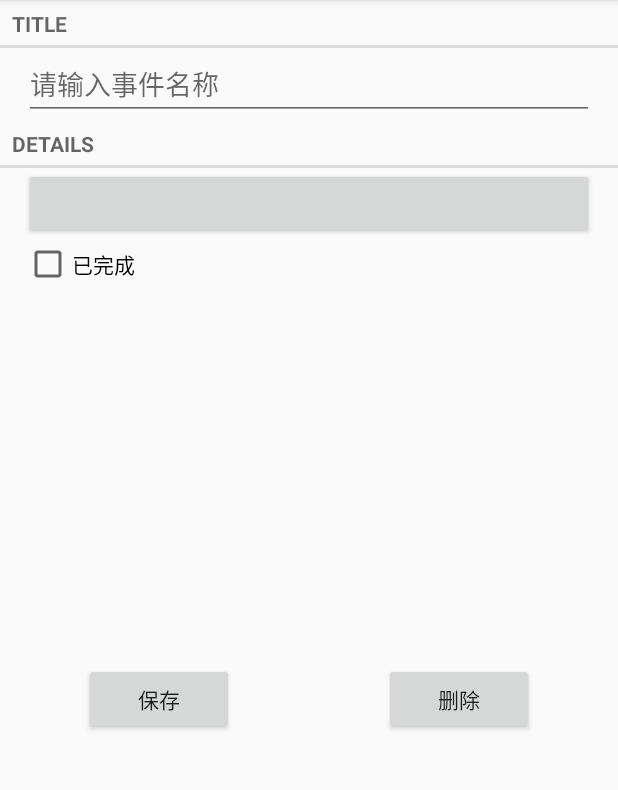
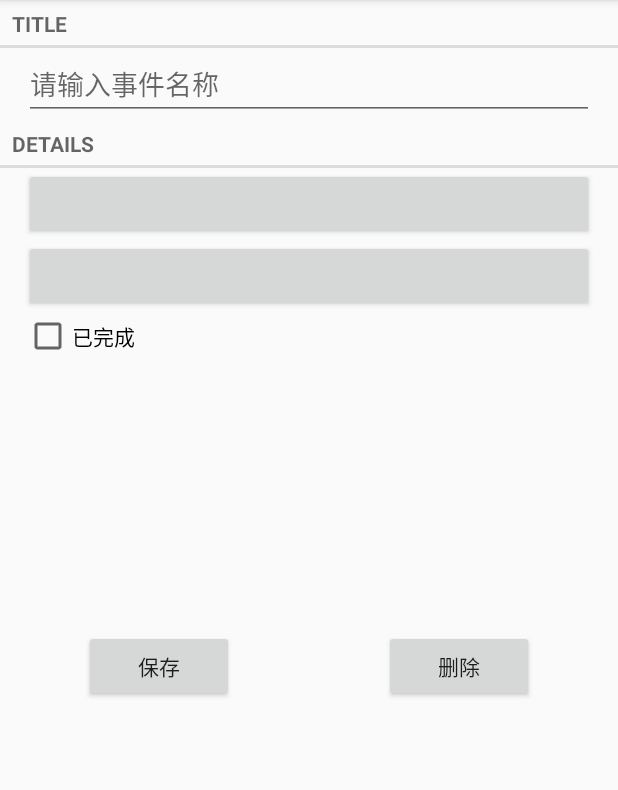
Before and after one commit to Ruixin-zhou/TimeManager, an Android app: the fragment CrimeFragment placed in its activity, on a phone screen of 412 x 824 dp, the part 84-874 px from its top. Run offline under Robolectric (Android 15) with nearby library versions, the light colour scheme and no system bars; 5 statements that could not run were skipped.

Commit message:
添加时间选择按钮 但无法选择与返回至上一个fragment

```diff
--- a/app/src/main/AndroidManifest.xml
+++ b/app/src/main/AndroidManifest.xml
@@ -25,4 +25,8 @@
         </activity>
     </application>
 
+    <uses-sdk
+        android:minSdkVersion="15"
+        android:targetSdkVersion="17"/>
+
 </manifest>
--- a/app/src/main/java/com/example/timemanager/Crime/Crime.java
+++ b/app/src/main/java/com/example/timemanager/Crime/Crime.java
@@ -27,9 +27,7 @@ public class Crime {
         mTitle = title;
     }
 
-    public Date getDate() {
-        return mDate;
-    }
+    public Date getDate() { return mDate; }
 
     public void setDate(Date date) {
         mDate = date;
--- a/app/src/main/java/com/example/timemanager/Crime/CrimeFragment.java
+++ b/app/src/main/java/com/example/timemanager/Crime/CrimeFragment.java
@@ -1,6 +1,7 @@
 package com.example.timemanager.Crime;
 
 import android.app.Activity;
+import android.app.TimePickerDialog;
 import android.content.Intent;
 import android.os.Bundle;
 import android.text.Editable;
@@ -25,12 +26,14 @@ public class CrimeFragment extends Fragment {
 
     private static final String ARG_CRIME_ID = "crime_id";
     private static final String DIALOG_DATE = "DialogDate";
+    private static final String DIALOG_TIME = "DialogTime";
 
     private static final int REQUEST_DATE = 0;
 
     private Crime mCrime;
     private EditText mTitleField;
     private Button mDateButton;
+    private Button mTimeButton;
     private Button mSaveButton;
     private Button mDeleteButton;
     private CheckBox mSolvedCheckBox;
@@ -75,6 +78,7 @@ public class CrimeFragment extends Fragment {
         });
 
         mDateButton = (Button) v.findViewById(R.id.crime_date);
+        mTimeButton = (Button) v.findViewById(R.id.crime_time);
         mSaveButton = (Button) v.findViewById(R.id.crime_save);
         mDeleteButton = (Button) v.findViewById(R.id.crime_cancel);
 
@@ -89,9 +93,20 @@ public class CrimeFragment extends Fragment {
                 dialog.show(manager, DIALOG_DATE);
             }
         });
+        mTimeButton.setOnClickListener(new View.OnClickListener() {
+            @Override
+            public void onClick(View v) {
+                FragmentManager manager = getFragmentManager();
+                TimePickerFragment dialog = TimePickerFragment
+                        .newInstance(mCrime.getDate());
+                dialog.setTargetFragment(CrimeFragment.this,REQUEST_DATE);
+                dialog.show(manager,DIALOG_TIME);
+            }
+        });
         mSaveButton.setOnClickListener(new View.OnClickListener() {
             @Override
             public void onClick(View v) {
+                updateDate();
                 getActivity().finish();
             }
         });
@@ -130,6 +145,15 @@ public class CrimeFragment extends Fragment {
     }
 
     private void updateDate() {
+        //int day1 = mCrime.getDate().getYear();
+        //int day2 = mCrime.getDate().getMonth();
+        //int day3 = mCrime.getDate().getDay();
+        //int day4 = mCrime.getDate().getDate();
+        //int hour = mCrime.getDate().getHours();
+        //int minute = mCrime.getDate().getMinutes();
+        //String day = day1+"年"+day2 +"月"+day3+"日 星期"+day4;
+        //String time = hour + ":" + minute;
         mDateButton.setText(mCrime.getDate().toString());
+        mTimeButton.setText(mCrime.getDate().toString());
     }
 }
--- a/app/src/main/java/com/example/timemanager/Crime/DatePickerFragment.java
+++ b/app/src/main/java/com/example/timemanager/Crime/DatePickerFragment.java
@@ -45,6 +45,8 @@ public class DatePickerFragment extends DialogFragment {
         int year = calendar.get(Calendar.YEAR);
         int month = calendar.get(Calendar.MONTH);
         int day = calendar.get(Calendar.DAY_OF_MONTH);
+        //int hour = calendar.get(Calendar.HOUR_OF_DAY);
+        //int minute = calendar.get(Calendar.MINUTE);
 
         View v = LayoutInflater.from(getActivity())
                 .inflate(R.layout.dialog_date, null);
--- /dev/null
+++ b/app/src/main/res/layout/dialog_time.xml
@@ -0,0 +1,6 @@
+<?xml version="1.0" encoding="utf-8"?>
+<TimePicker xmlns:android="http://schemas.android.com/apk/res/android"
+    android:id="@+id/dialog_time_time_picker"
+    android:layout_width="match_parent"
+    android:layout_height="match_parent"
+    android:calendarViewShown="false"/>
--- a/app/src/main/res/layout/fragment_crime.xml
+++ b/app/src/main/res/layout/fragment_crime.xml
@@ -31,6 +31,14 @@
         android:layout_marginLeft="16dp"
         android:layout_marginRight="16dp"/>
 
+    <Button
+        android:layout_width="match_parent"
+        android:layout_height="wrap_content"
+        android:id="@+id/crime_time"
+        android:layout_marginLeft="16dp"
+        android:layout_marginRight="16dp"
+        />
+
     <CheckBox
         android:id="@+id/crime_solved"
         android:layout_width="match_parent"
@@ -42,7 +50,7 @@
     <LinearLayout
         android:layout_width="match_parent"
         android:layout_height="wrap_content"
-        android:layout_marginTop="250dp"
+        android:layout_marginTop="180dp"
         android:gravity="center">
 
         <Button
--- a/app/src/main/res/values/strings.xml
+++ b/app/src/main/res/values/strings.xml
@@ -18,7 +18,8 @@
     <string name="crime_title_label">Title</string>
     <string name="crime_details_label">Details</string>
     <string name="crime_solved_label">已完成</string>
-    <string name="date_picker_title">事件时间:</string>
+    <string name="date_picker_title">事件日期:</string>
+    <string name="time_picker_title">事件时间：</string>
     <string name="new_crime">New Crime</string>
     <string name="show_subtitle">Show Subtitle</string>
     <string name="hide_subtitle">Hide Subtitle</string>
```
Also changed, not shown: app/src/main/java/com/example/timemanager/Crime/TimePickerFragment.java (added, +79 -0 lines).
